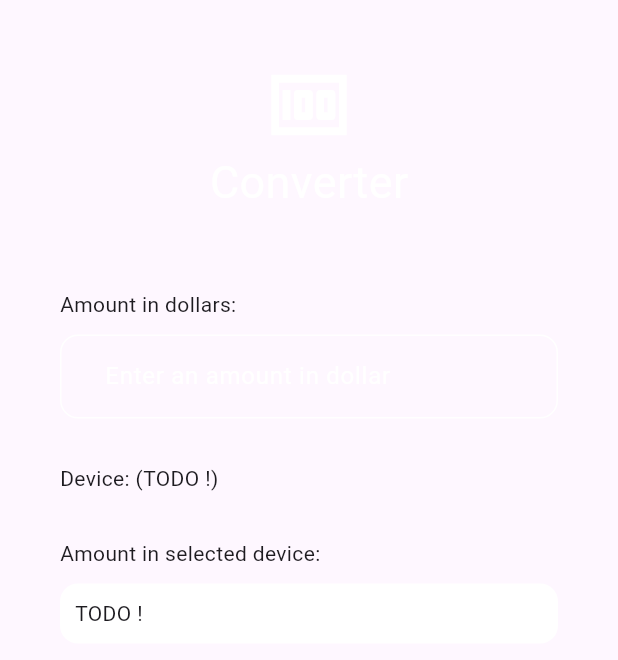
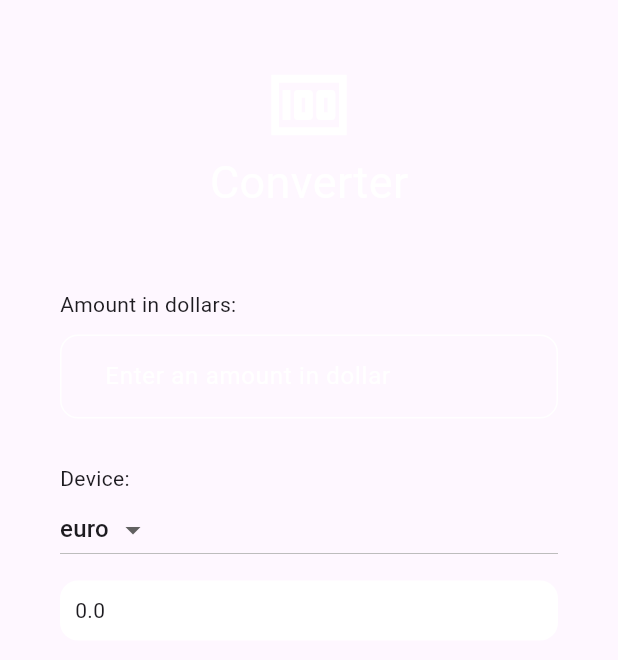
Before and after one commit to MrNobodyCam/Flutter-Term-1, a Flutter app: the DeviceConverter widget shown alone on an empty page, opened directly, on a phone screen of 412 x 824 dp. Shown: the top 660 px of the screen. Run offline on Flutter 3.47's test engine with Material 3 defaults, Android fonts, the light colour scheme and no system bars; our stand-ins replace date_time_picker.

Commit message:
ready ex4

```diff
--- a/flutter/lib/W8-S2 - PRACTICE - Modals and Forms/EX-1-2-3/screens/expenses/expenses_form.dart
+++ b/flutter/lib/W8-S2 - PRACTICE - Modals and Forms/EX-1-2-3/screens/expenses/expenses_form.dart
@@ -1,5 +1,3 @@
-import 'dart:math';
-
 import 'package:date_time_picker/date_time_picker.dart';
 import 'package:flutter/material.dart';
 import 'package:flutter/services.dart';
--- a/flutter/lib/W8-S2 - PRACTICE - Modals and Forms/EX-4/screen/device_converter.dart
+++ b/flutter/lib/W8-S2 - PRACTICE - Modals and Forms/EX-4/screen/device_converter.dart
@@ -1,4 +1,6 @@
 import 'package:flutter/material.dart';
+
+enum Device { euro, riels, dong }
 
 class DeviceConverter extends StatefulWidget {
   const DeviceConverter({super.key});
@@ -8,16 +10,46 @@ class DeviceConverter extends StatefulWidget {
 }
 
 class _DeviceConverterState extends State<DeviceConverter> {
-
+  String dropdownValue = Device.values.first.name;
+  List<String> device = Device.values.map((e) => e.name).toList();
+  final _valueController = TextEditingController();
+  double amountDevice = 0.0;
   final BoxDecoration textDecoration = BoxDecoration(
     color: Colors.white,
     borderRadius: BorderRadius.circular(12),
   );
-
+  void Convert() {
+    double amount = double.tryParse(_valueController.text) ?? 0.0;
+    setState(() {
+      switch (dropdownValue) {
+        case "euro":
+          {
+            amountDevice = amount * 0.95;
+            break;
+          }
+        case "riels":
+          {
+            amountDevice = amount * 4100;
+            break;
+          }
+        case "dong":
+          {
+            amountDevice = amount * 25346.49;
+            break;
+          }
+        default:
+          {
+            amountDevice = 0;
+            break;
+          }
+      }
+    });
+  }
 
   @override
   void initState() {
     super.initState();
+    _valueController.addListener(Convert);
   }
 
   @override
@@ -43,8 +75,8 @@ class _DeviceConverterState extends State<DeviceConverter> {
           const SizedBox(height: 50),
           const Text("Amount in dollars:"),
           const SizedBox(height: 10),
-
           TextField(
+              controller: _valueController,
               decoration: InputDecoration(
                   prefix: const Text('\$ '),
                   enabledBorder: OutlineInputBorder(
@@ -55,18 +87,29 @@ class _DeviceConverterState extends State<DeviceConverter> {
                   hintText: 'Enter an amount in dollar',
                   hintStyle: const TextStyle(color: Colors.white)),
               style: const TextStyle(color: Colors.white)),
-
           const SizedBox(height: 30),
-          const Text("Device: (TODO !)"),
-
-
-          const SizedBox(height: 30),
-          const Text("Amount in selected device:"),
+          const Text("Device:"),
+          DropdownButton(
+              value: dropdownValue,
+              items: device.map((String items) {
+                return DropdownMenuItem(
+                  value: items,
+                  child: Text(items),
+                );
+              }).toList(),
+              onChanged: (String? newValue) {
+                if (newValue != null) {
+                  setState(() {
+                    dropdownValue = newValue;
+                    Convert();
+                  });
+                }
+              }),
           const SizedBox(height: 10),
           Container(
               padding: const EdgeInsets.all(10),
               decoration: textDecoration,
-              child: const Text('TODO !'))
+              child: Text('$amountDevice'))
         ],
       )),
     );
```
